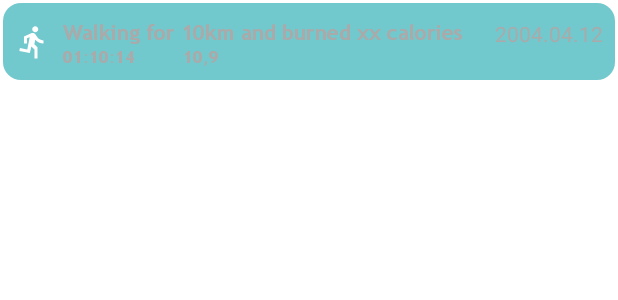
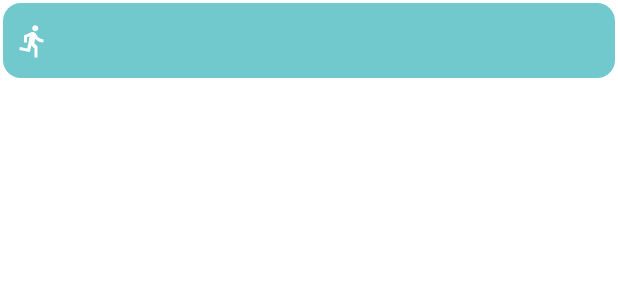
Before and after one commit to Track-io-BME/MainApp, an Android app: the layout workouthistoryitem.xml on its own in the app's theme, with its tools: preview values and no code run, on a phone screen of 412 x 824 dp. Shown: the top 300 px of the screen. Run offline under Robolectric (Android 15) with nearby library versions, the phone set to English and light mode, and no system bars.

Commit message:
WorkoutAdapter

```diff
--- a/app/src/main/java/hu/bme/aut/android/trackio/ui/home/WorkoutAdapter.kt
+++ b/app/src/main/java/hu/bme/aut/android/trackio/ui/home/WorkoutAdapter.kt
@@ -9,7 +9,6 @@ import hu.bme.aut.android.trackio.R
 import hu.bme.aut.android.trackio.data.roomentities.ActiveChallenge
 import hu.bme.aut.android.trackio.data.roomentities.Workout
 import hu.bme.aut.android.trackio.databinding.WorkouthistoryitemBinding
-import hu.bme.aut.android.trackio.ui.workouthistory.WorkoutHistoryFragment
 import java.text.SimpleDateFormat
 import java.util.*
 
@@ -33,7 +32,7 @@ class WorkoutAdapter(private val listener: RowItemClick) : RecyclerView.Adapter<
         val currentItem = workoutHistoryList[position]
         holder.binding.ivSportType.setImageResource(getImageResource(currentItem.sportType))
         holder.binding.tvSportType.text =
-            getSportTypeAndCalories(currentItem.sportType, currentItem.distance.toString(), currentItem.calories.toInt())
+            getSportTypeAndCalories(currentItem.sportType, String.format("%.2f", currentItem.distance), currentItem.calories.toInt())
         holder.binding.tvPace.text = String.format("%.2f m/s",currentItem.averageSpeed)
         holder.binding.tvDate.text =
             SimpleDateFormat("yyyy.MM.dd HH:mm", Locale.getDefault()).format(currentItem.date)
@@ -60,7 +59,7 @@ class WorkoutAdapter(private val listener: RowItemClick) : RecyclerView.Adapter<
         notifyDataSetChanged()
     }
 
-    @DrawableRes()
+    @DrawableRes
     private fun getImageResource(sportType: ActiveChallenge.SportType): Int {
         return when (sportType) {
             ActiveChallenge.SportType.WALKING -> R.drawable.white_walk
--- a/app/src/main/res/layout/workouthistoryitem.xml
+++ b/app/src/main/res/layout/workouthistoryitem.xml
@@ -8,7 +8,6 @@
     android:padding="8sp"
     android:layout_margin="2sp">
 
-
     <ImageView
         android:id="@+id/ivSportType"
         android:layout_width="wrap_content"
@@ -16,19 +15,16 @@
         app:layout_constraintBottom_toBottomOf="parent"
         app:layout_constraintStart_toStartOf="parent"
         app:layout_constraintTop_toTopOf="parent"
-        app:srcCompat="@drawable/white_run" />
+        app:srcCompat="@drawable/white_run"
+        tools:ignore="contentDescription"/>
 
     <TextView
         android:id="@+id/tvSportType"
         android:layout_width="wrap_content"
         android:layout_height="wrap_content"
         android:layout_marginStart="8dp"
-        android:layout_marginBottom="12dp"
         android:fontFamily="@font/trebucbd"
-        android:hint="Walking for 10km and burned xx calories"
-        android:text=""
         android:textColor="@color/white"
-
         app:layout_constraintBottom_toBottomOf="parent"
         app:layout_constraintStart_toEndOf="@+id/ivSportType"
         app:layout_constraintTop_toTopOf="parent" />
@@ -38,34 +34,30 @@
         android:layout_width="wrap_content"
         android:layout_height="wrap_content"
         android:fontFamily="@font/trebucbd"
-        android:hint="01:10:14"
-        android:text=""
         android:textSize="11sp"
         android:textColor="@color/white"
-        app:layout_constraintStart_toStartOf="@+id/tvSportType"
-        app:layout_constraintTop_toBottomOf="@+id/tvSportType" />
+        android:layout_marginEnd="16dp"
+        app:layout_constraintEnd_toStartOf="@id/tvPace"
+        app:layout_constraintTop_toBottomOf="@+id/tvDate"
+        app:layout_constraintBottom_toBottomOf="parent"/>
 
     <TextView
         android:id="@+id/tvPace"
         android:layout_width="wrap_content"
         android:layout_height="wrap_content"
-        android:layout_marginStart="32dp"
         android:fontFamily="@font/trebucbd"
-        android:hint="10,9"
         android:textColor="@color/white"
-        android:text=""
         android:textSize="11sp"
-        app:layout_constraintStart_toEndOf="@+id/tvDuration"
-        app:layout_constraintTop_toBottomOf="@+id/tvSportType" />
+        app:layout_constraintEnd_toEndOf="parent"
+        app:layout_constraintTop_toBottomOf="@+id/tvDate"
+        app:layout_constraintBottom_toBottomOf="parent"/>
 
     <TextView
         android:id="@+id/tvDate"
         android:layout_width="wrap_content"
         android:layout_height="wrap_content"
-        android:hint="2004.04.12"
-        android:text=""
         android:textColor="@color/white"
         app:layout_constraintEnd_toEndOf="parent"
-        app:layout_constraintTop_toTopOf="@+id/tvSportType" />
+        app:layout_constraintTop_toTopOf="parent" />
 
 </androidx.constraintlayout.widget.ConstraintLayout>
```
